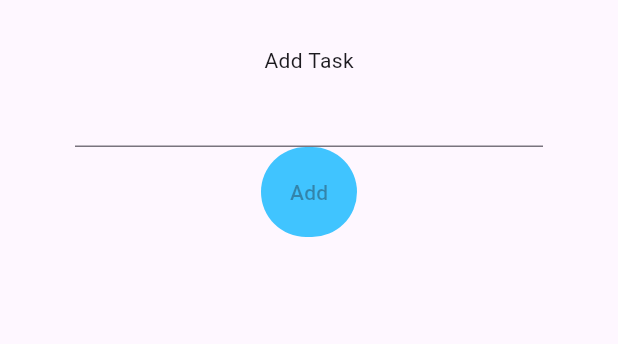
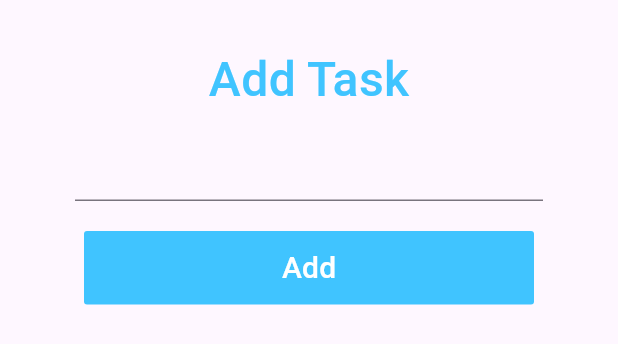
Before and after one commit to Zedestar/flutter_todo_app, a Flutter app: the BottomTaskAdd widget shown alone on an empty page, opened directly, on a phone screen of 412 x 824 dp. Shown: the top 344 px of the screen. Run offline on Flutter 3.47's test engine with Material 3 defaults, Android fonts, the phone set to English and light mode, and no system bars.

Commit message:
Dealing with the layout od todo app towards statemanagements

```diff
--- a/lib/components/add_task_widget.dart
+++ b/lib/components/add_task_widget.dart
@@ -12,19 +12,45 @@ class BottomTaskAdd extends StatelessWidget {
       ),
       child: Column(
         children: [
-          Text("Add Task"),
+          Text(
+            "Add Task",
+            style: TextStyle(
+              fontSize: 32.0,
+              fontWeight: FontWeight.w500,
+              color: Colors.lightBlueAccent,
+            ),
+          ),
+          SizedBox(
+            height: 10.0,
+          ),
           TextField(),
+          SizedBox(
+            height: 20.0,
+          ),
           TextButton(
             style: TextButton.styleFrom(
               backgroundColor: Colors.lightBlueAccent,
+              foregroundColor: Colors.white,
               padding: EdgeInsets.symmetric(
-                horizontal: 10.0,
-                vertical: 20.0,
+                vertical: 10.0,
+              ),
+              shape: RoundedRectangleBorder(
+                borderRadius: BorderRadius.all(
+                  Radius.circular(2),
+                ),
+              ),
+              minimumSize: Size(
+                300,
+                40,
               ),
             ),
             onPressed: null,
             child: Text(
               "Add",
+              style: TextStyle(
+                fontSize: 20.0,
+                color: Colors.white,
+              ),
             ),
           ),
         ],
```
